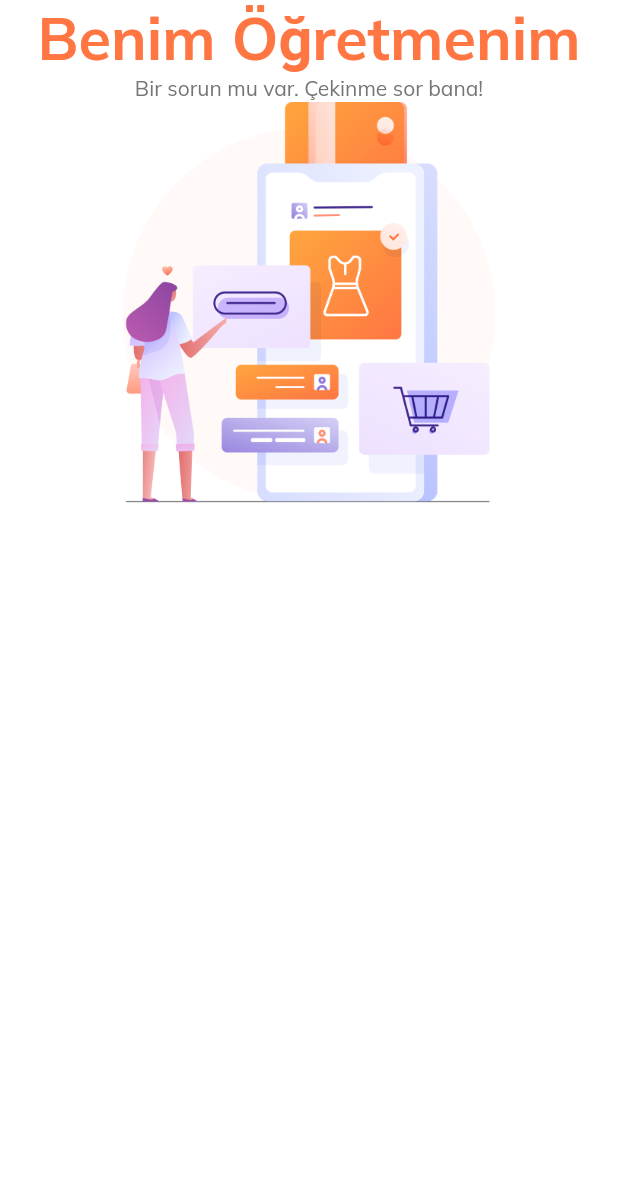
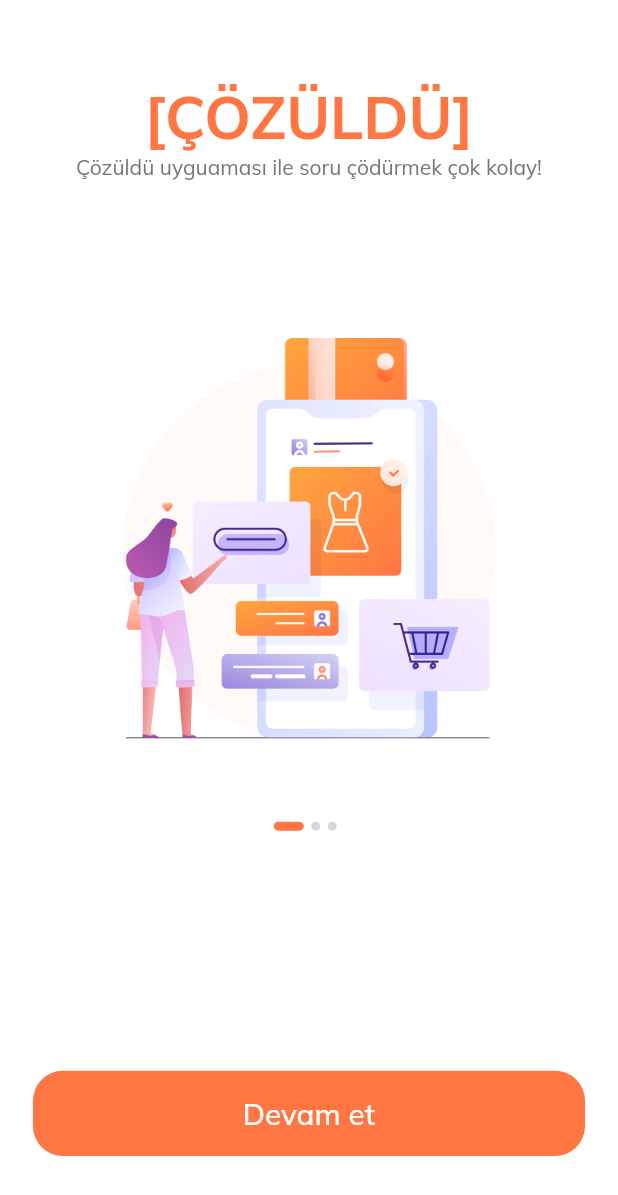
Before and after one commit to hamitseyrek/benimogretmenim, a Flutter app: the screen it shows after launch, on a phone screen of 412 x 824 dp. Shown: the top 1195 px of the screen. Run offline on Flutter 3.47's test engine with Material 2 defaults, Android fonts, the phone set to English and light mode, and no system bars.

Commit message:
splash screen created

```diff
--- a/lib/main.dart
+++ b/lib/main.dart
@@ -1,3 +1,4 @@
+import 'package:benimogretmenim/routes/routes.dart';
 import 'package:benimogretmenim/screens/splash/splash_screen.dart';
 import 'package:benimogretmenim/ui/helper/constants.dart';
 import 'package:flutter/material.dart';
@@ -22,7 +23,9 @@ class MyApp extends StatelessWidget {
         ),
         visualDensity: VisualDensity.adaptivePlatformDensity,
       ),
-      home: SplashScreen(),
+      // home: SplashScreen(),
+      initialRoute: SplashScreen.routeName,
+      routes: routes,
     );
   }
 }
--- a/lib/routes/routes.dart
+++ b/lib/routes/routes.dart
@@ -0,0 +1,8 @@
+import 'package:flutter/widgets.dart';
+import 'package:benimogretmenim/screens/splash/splash_screen.dart';
+
+//for route names
+// all route is defined in here
+final Map<String, WidgetBuilder> routes = {
+  SplashScreen.routeName: (context) => SplashScreen(),
+};
--- a/lib/screens/splash/components/body.dart
+++ b/lib/screens/splash/components/body.dart
@@ -1,5 +1,8 @@
 import 'package:benimogretmenim/ui/helper/constants.dart';
 import 'package:benimogretmenim/ui/helper/size_config.dart';
+import 'package:benimogretmenim/ui/widgets/default_button.dart';
+
+import '../components/splash_content.dart';
 import 'package:flutter/material.dart';
 
 class Body extends StatefulWidget {
@@ -8,6 +11,22 @@ class Body extends StatefulWidget {
 }
 
 class _BodyState extends State<Body> {
+  int currentPage = 0;
+  List<Map<String, String>> splashData = [
+    {
+      "text": "Çözüldü uyguaması ile soru çödürmek çok kolay!",
+      "image": "assets/images/splash_1.png"
+    },
+    {
+      "text": "Sorunun ressmini çek gönder.",
+      "image": "assets/images/splash_2.png"
+    },
+    {
+      "text":
+          "Uzman kadromuz tarafından çözülen \nsorunun çözüm videosu anında gelsin sana",
+      "image": "assets/images/splash_3.png"
+    },
+  ];
   @override
   Widget build(BuildContext context) {
     return SafeArea(
@@ -17,32 +36,60 @@ class _BodyState extends State<Body> {
           children: <Widget>[
             Expanded(
               flex: 3,
-              child: Column(
-                children: <Widget>[
-                  Text(
-                    "Benim Öğretmenim",
-                    style: TextStyle(
-                      fontSize: getProportionateScreenWidth(36),
-                      color: kPrimaryColor,
-                      fontWeight: FontWeight.bold,
-                    ),
-                  ),
-                  Text("Bir sorun mu var. Çekinme sor bana!"),
-                  Image.asset(
-                    "assets/images/splash_1.png",
-                    height: getProportionateScreenHeight(265),
-                    width: getProportionateScreenWidth(235),
-                  ),
-                ],
+              child: PageView.builder(
+                onPageChanged: (value) {
+                  setState(() {
+                    currentPage = value;
+                  });
+                },
+                itemCount: splashData.length,
+                itemBuilder: (context, index) => SplashContent(
+                  image: splashData[index]["image"],
+                  text: splashData[index]["text"],
+                ),
               ),
             ),
             Expanded(
               flex: 2,
-              child: SizedBox(),
+              child: Padding(
+                padding: EdgeInsets.symmetric(
+                    horizontal: getProportionateScreenWidth(20)),
+                child: Column(
+                  children: <Widget>[
+                    Spacer(),
+                    Row(
+                      mainAxisAlignment: MainAxisAlignment.center,
+                      children: List.generate(
+                        splashData.length,
+                        (index) => buildDot(index),
+                      ),
+                    ),
+                    Spacer(flex: 3),
+                    DefaultButton(
+                      text: "Devam et",
+                      press: () {},
+                    ),
+                    Spacer(),
+                  ],
+                ),
+              ),
             ),
           ],
         ),
       ),
     );
   }
+
+  AnimatedContainer buildDot(int index) {
+    return AnimatedContainer(
+      duration: kAnimationDuration,
+      margin: EdgeInsets.only(right: 5),
+      height: 6,
+      width: currentPage == index ? 20 : 6,
+      decoration: BoxDecoration(
+        color: currentPage == index ? kPrimaryColor : Color(0xFFD8D8D8),
+        borderRadius: BorderRadius.circular(3),
+      ),
+    );
+  }
 }
--- a/lib/screens/splash/components/splash_content.dart
+++ b/lib/screens/splash/components/splash_content.dart
@@ -0,0 +1,41 @@
+import 'package:benimogretmenim/ui/helper/constants.dart';
+import 'package:benimogretmenim/ui/helper/size_config.dart';
+import 'package:flutter/material.dart';
+
+class SplashContent extends StatelessWidget {
+  const SplashContent({
+    Key key,
+    this.text,
+    this.image,
+  }) : super(key: key);
+  final String text, image;
+
+  @override
+  Widget build(BuildContext context) {
+    return Column(
+      children: <Widget>[
+        Spacer(),
+        Text(
+          "[ÇÖZÜLDÜ]",
+          style: TextStyle(
+            fontSize: getProportionateScreenWidth(36),
+            color: kPrimaryColor,
+            fontWeight: FontWeight.bold,
+          ),
+        ),
+        Text(
+          text,
+          textAlign: TextAlign.center,
+        ),
+        Spacer(
+          flex: 2,
+        ),
+        Image.asset(
+          image,
+          height: getProportionateScreenHeight(265),
+          width: getProportionateScreenWidth(235),
+        ),
+      ],
+    );
+  }
+}
--- a/lib/screens/splash/splash_screen.dart
+++ b/lib/screens/splash/splash_screen.dart
@@ -3,6 +3,7 @@ import 'package:benimogretmenim/screens/splash/components/body.dart';
 import 'package:benimogretmenim/ui/helper/size_config.dart';
 
 class SplashScreen extends StatelessWidget {
+  static String routeName = "/splash";
   @override
   Widget build(BuildContext context) {
     SizeConfig().init(context);
--- /dev/null
+++ b/lib/ui/widgets/default_button.dart
@@ -0,0 +1,33 @@
+import 'package:benimogretmenim/ui/helper/constants.dart';
+import 'package:benimogretmenim/ui/helper/size_config.dart';
+import 'package:flutter/material.dart';
+
+class DefaultButton extends StatelessWidget {
+  const DefaultButton({
+    Key key,
+    this.text,
+    this.press,
+  }) : super(key: key);
+  final String text;
+  final Function press;
+
+  @override
+  Widget build(BuildContext context) {
+    return SizedBox(
+      width: double.infinity,
+      height: getProportionateScreenHeight(56),
+      child: FlatButton(
+        shape: RoundedRectangleBorder(borderRadius: BorderRadius.circular(20)),
+        color: kPrimaryColor,
+        onPressed: press,
+        child: Text(
+          text,
+          style: TextStyle(
+            fontSize: getProportionateScreenWidth(18),
+            color: Colors.white,
+          ),
+        ),
+      ),
+    );
+  }
+}
```
